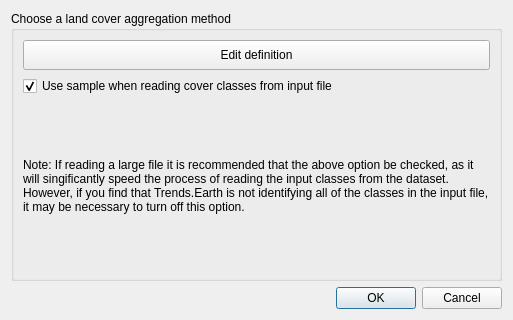
Above: LDMP/gui/DlgDataIOImportLC.ui from ConservationInternational/trends.earth before the change. Below: the same form after it.
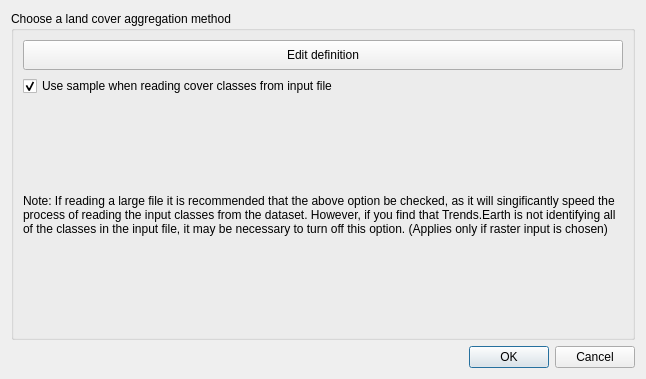
That is the form after the change.

Commit message: Finalize rasterization of vector LC data.

The edit to the form file:
```diff
--- a/LDMP/gui/DlgDataIOImportLC.ui
+++ b/LDMP/gui/DlgDataIOImportLC.ui
@@ -9,8 +9,8 @@
    <rect>
     <x>0</x>
     <y>0</y>
-    <width>513</width>
-    <height>320</height>
+    <width>646</width>
+    <height>379</height>
    </rect>
   </property>
   <property name="sizePolicy">
@@ -65,6 +65,9 @@
       </item>
       <item>
        <widget class="QCheckBox" name="checkBox_use_sample">
+        <property name="enabled">
+         <bool>true</bool>
+        </property>
         <property name="text">
          <string>Use sample when reading cover classes from input file</string>
         </property>
@@ -97,7 +100,7 @@
          </size>
         </property>
         <property name="text">
-         <string>Note: If reading a large file it is recommended that the above option be checked, as it will singificantly speed the process of reading the input classes from the dataset. However, if you find that Trends.Earth is not identifying all of the classes in the input file, it may be necessary to turn off this option.</string>
+         <string>Note: If reading a large file it is recommended that the above option be checked, as it will singificantly speed the process of reading the input classes from the dataset. However, if you find that Trends.Earth is not identifying all of the classes in the input file, it may be necessary to turn off this option. (Applies only if raster input is chosen)</string>
         </property>
         <property name="wordWrap">
          <bool>true</bool>
```
Left out of the diff: 2 changed lines with no effect on the pictures. The commit also changes 11 other files.
